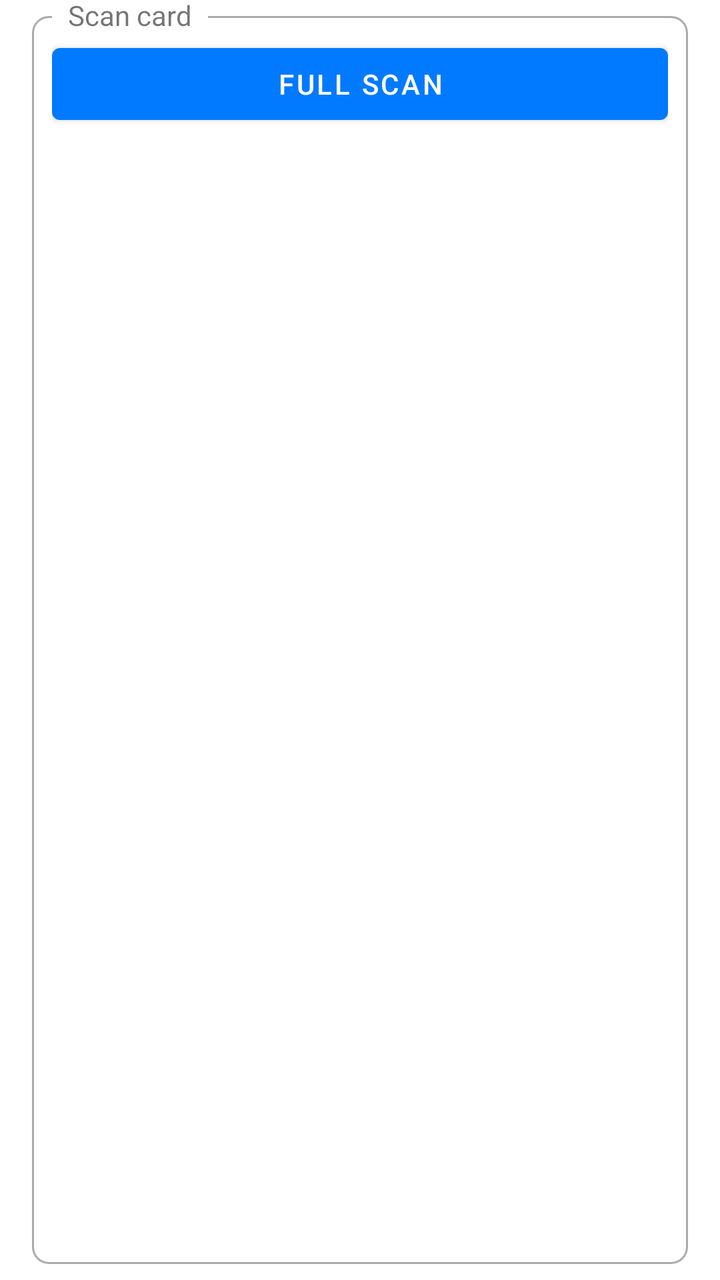
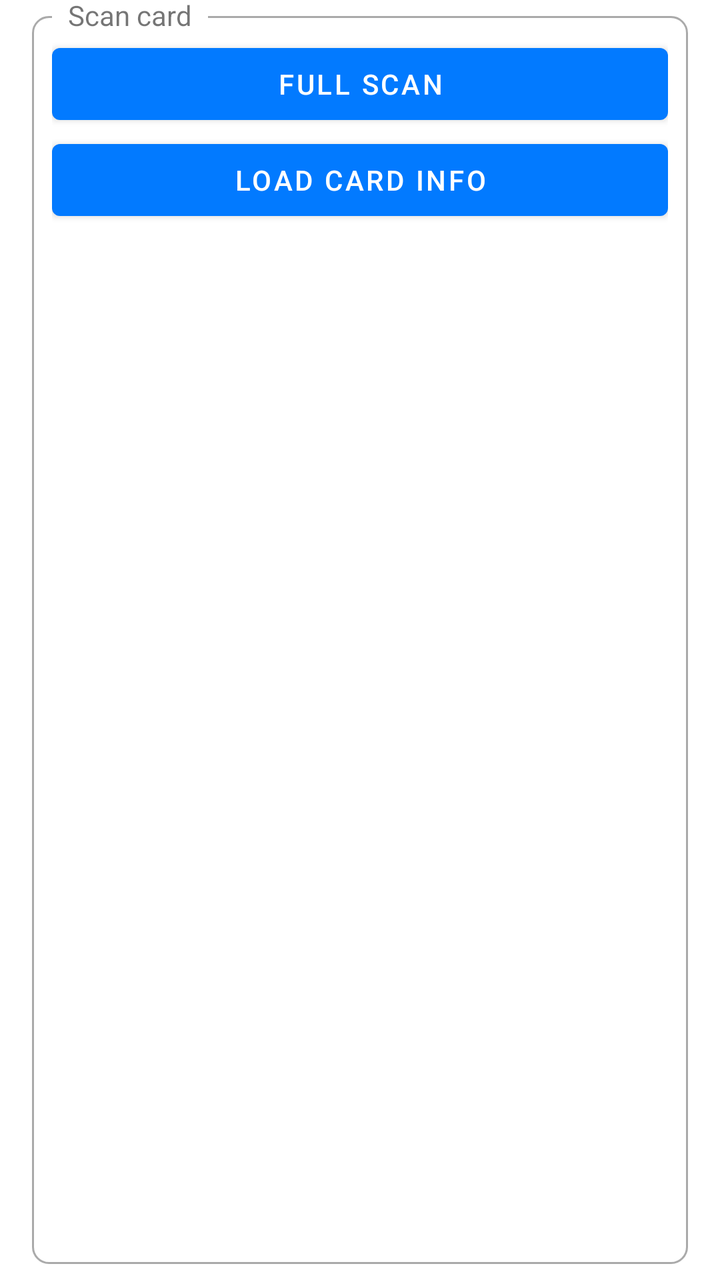

Screens rendered from an Android XML layout before and after an edit, with the pre-edit source and the edit as a unified diff.
<!-- AndroidManifest.xml: application theme AppTheme -->
<!-- res/layout/scan_card.xml -->
<?xml version="1.0" encoding="utf-8"?>
<FrameLayout xmlns:android="http://schemas.android.com/apk/res/android"
    android:layout_width="match_parent"
    android:layout_height="wrap_content"
    android:clipToPadding="false"
    android:paddingStart="@dimen/box_padding_horizontal"
    android:paddingTop="@dimen/box_padding_vertical"
    android:paddingEnd="@dimen/box_padding_horizontal"
    android:paddingBottom="@dimen/box_padding_vertical">

    <FrameLayout
        android:layout_width="match_parent"
        android:layout_height="match_parent"
        android:background="@drawable/rounded_corner" />

    <TextView
        android:layout_width="wrap_content"
        android:layout_height="wrap_content"
        android:background="?android:windowBackground"
        android:paddingStart="8dp"
        android:paddingEnd="8dp"
        android:text="Scan card"
        android:translationX="10dp"
        android:translationY="-10dp" />

    <FrameLayout
        android:id="@+id/contentContainer"
        android:layout_width="match_parent"
        android:layout_height="match_parent"
        android:clipToPadding="false"
        android:padding="10dp">

        <LinearLayout
            android:layout_width="match_parent"
            android:layout_height="wrap_content"
            android:gravity="center"
            android:orientation="horizontal">

            <Button
                android:id="@+id/btnScanCard"
                android:layout_width="0dp"
                android:layout_height="wrap_content"
                android:layout_weight="1"
                android:text="Full scan" />

        </LinearLayout>

    </FrameLayout>

</FrameLayout>
<!-- resources referenced by this layout -->
<resources>
  <dimen name="box_padding_horizontal">16dp</dimen>
  <dimen name="box_padding_vertical">8dp</dimen>
  <!-- drawable rounded_corner (drawable) -->
  <?xml version="1.0" encoding="utf-8"?>
  <shape xmlns:android="http://schemas.android.com/apk/res/android">
      <stroke
          android:width="1dp"
          android:color="@android:color/darker_gray" />
  
      <solid android:color="@android:color/transparent" />
  
      <padding
          android:bottom="5dp"
          android:left="5dp"
          android:right="5dp"
          android:top="5dp" />
  
      <corners android:radius="8dp" />
  </shape>
  <style name="AppTheme" parent="Theme.MaterialComponents.DayNight.NoActionBar">
          <item name="colorPrimary">@color/primary</item>
          <item name="colorPrimaryDark">@color/primary_dark</item>
          <item name="colorOnPrimary">@color/on_primary</item>
          <item name="colorSecondary">@color/primary</item>
      </style>
  <color name="primary">#027aff</color>
  <color name="primary_dark">#0a02ff</color>
  <color name="on_primary">#FFFFFF</color>
</resources>

<!-- the commit's change to res/layout/scan_card.xml (unified diff, before → after) -->
@@ -33,15 +33,19 @@
         <LinearLayout
             android:layout_width="match_parent"
             android:layout_height="wrap_content"
-            android:gravity="center"
-            android:orientation="horizontal">
+            android:orientation="vertical">
 
             <Button
                 android:id="@+id/btnScanCard"
-                android:layout_width="0dp"
+                android:layout_width="match_parent"
                 android:layout_height="wrap_content"
-                android:layout_weight="1"
                 android:text="Full scan" />
+
+            <Button
+                android:id="@+id/btnLoadCardInfo"
+                android:layout_width="match_parent"
+                android:layout_height="wrap_content"
+                android:text="Load card info" />
 
         </LinearLayout>
 
